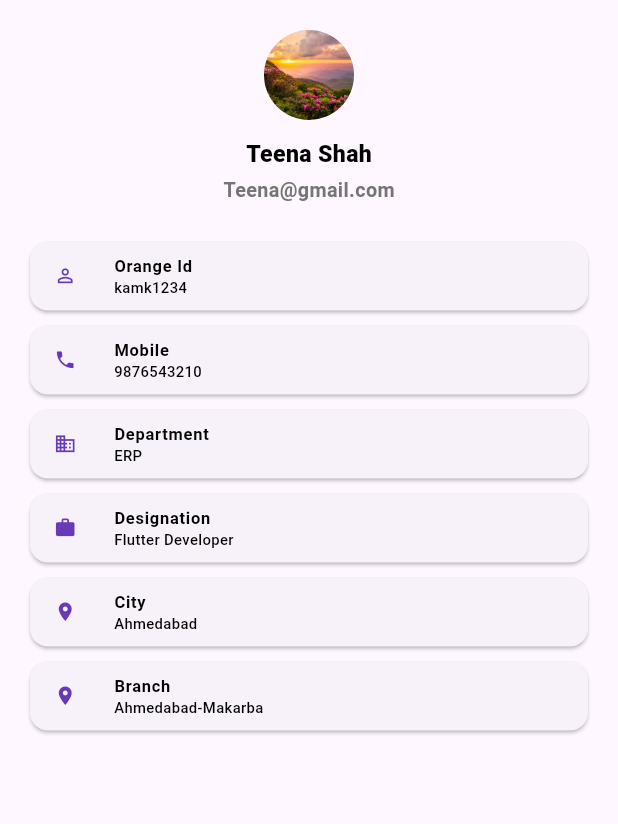
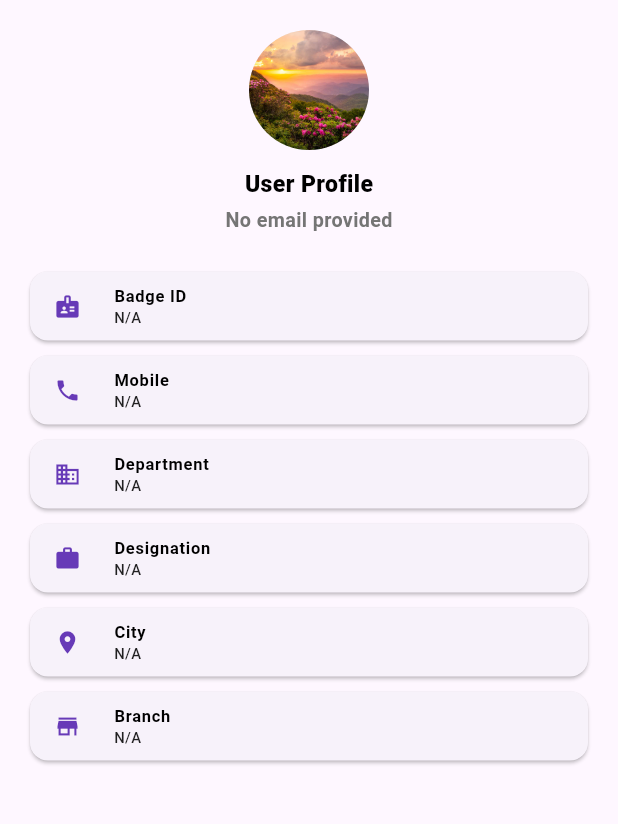
Before and after one commit to HarshPanchal72/ka_app, a Flutter app: the MyProfileScreen screen opened directly, in the side drawer, after a tap on "My Profile", on a phone screen of 412 x 824 dp, the part 75-899 px from its top. Run offline on Flutter 3.47's test engine with Material 3 defaults, Android fonts, the phone set to English and light mode, and no system bars; our stand-ins replace connectivity_plus, data_table_2, dio, dropdown_button2, extended_image, flutter_spinkit and 5 more; missing offline and left inert: mobile_scanner; accounts and stored records are empty.

Commit message:
Add profile picture upload, Badge ID authentication and dynamic profile screen

```diff
--- a/lib/API Manager/APIConstants.dart
+++ b/lib/API Manager/APIConstants.dart
@@ -1,7 +1,8 @@
 class ApiConstants {
 
   // Live Render server URL
-  static const String baseUrl = "https://ka-app-jd91.onrender.com/api/v1";
+  static const String serverUrl = "https://ka-app-jd91.onrender.com";
+  static const String baseUrl = "$serverUrl/api/v1";
 
 
   // Local development base URL (10.0.2.2 for Android Emulator, localhost for iOS/Web)
--- a/lib/Classes/CreateNewUserScreen.dart
+++ b/lib/Classes/CreateNewUserScreen.dart
@@ -1,5 +1,6 @@
 import 'dart:io';
 
+import 'package:dio/dio.dart';
 import 'package:flutter/material.dart';
 import 'package:image_picker/image_picker.dart';
 import 'package:ka_app/Classes/SideMenu.dart';
@@ -482,9 +483,8 @@ class CreateNewUserScreenState extends State<CreateNewUserScreen> {
   Future<void> callCreateUserApi() async {
     try {
       final api = ApiService();
-      final response = await api.postApi(
-        endpoint: ApiConstants.createUser + "/json",
-        param: {
+
+      Map<String, dynamic> formMap = {
         "username": userNameController.text.trim(),
         "password": passwordController.text.trim(),
         "role": "User",
@@ -495,7 +495,21 @@ class CreateNewUserScreenState extends State<CreateNewUserScreen> {
         "city": selectCity.value ?? '',
         "department": selectDepartment.value ?? '',
         "designation": selectDesignation.value ?? '',
-        },
+      };
+
+      if (selectedImage != null) {
+        String fileName = selectedImage!.path.split('/').last;
+        formMap["file"] = await MultipartFile.fromFile(
+          selectedImage!.path,
+          filename: fileName,
+        );
+      }
+
+      FormData formData = FormData.fromMap(formMap);
+
+      final response = await api.postFormDataApi(
+        endpoint: ApiConstants.createUser,
+        formData: formData,
       );
 
       CommonClass.hideLoader(context);
--- a/lib/Classes/MyProfileScreen.dart
+++ b/lib/Classes/MyProfileScreen.dart
@@ -1,81 +1,132 @@
 import 'package:flutter/cupertino.dart';
 import 'package:flutter/material.dart';
+import '../API Manager/APIConstants.dart';
 import '../Resources/AppText.dart';
 import '../Resources/SizeConfig.dart';
 import 'SideMenu.dart';
 import 'common_class.dart';
 
-class MyProfileScreen extends StatelessWidget {
+class MyProfileScreen extends StatefulWidget {
   const MyProfileScreen({super.key});
 
   @override
+  State<MyProfileScreen> createState() => _MyProfileScreenState();
+}
+
+class _MyProfileScreenState extends State<MyProfileScreen> {
+  Map<String, String> userData = {};
+  bool isLoading = true;
+
+  @override
+  void initState() {
+    super.initState();
+    loadProfileData();
+  }
+
+  Future<void> loadProfileData() async {
+    userData = await CommonClass().getUserData();
+    setState(() {
+      isLoading = false;
+    });
+  }
+
+  ImageProvider getProfileImage(String? pictureUrl) {
+    if (pictureUrl != null && pictureUrl.isNotEmpty) {
+      String fullUrl = pictureUrl.startsWith("http")
+          ? pictureUrl
+          : "${ApiConstants.serverUrl}$pictureUrl";
+      return NetworkImage(fullUrl);
+    }
+    return const AssetImage("assets/images/profile.jpg");
+  }
+
+  @override
   Widget build(BuildContext context) {
+    String username = userData["username"] ?? "";
+    String email = userData["email"] ?? "";
+    String mobile = userData["mobile"] ?? "";
+    String department = userData["department"] ?? "";
+    String designation = userData["designation"] ?? "";
+    String city = userData["city"] ?? "";
+    String branch = userData["branch"] ?? "";
+    String company = userData["company"] ?? "";
+    String profilePicture = userData["profile_picture"] ?? "";
+
     return Scaffold(
-      drawer: SideMenu(),
+      drawer: const SideMenu(),
       appBar: CommonClass().commonAppBar(title: "My Profile", toolbarHeight: 50),
-      body: SingleChildScrollView(
+      body: isLoading
+          ? const Center(child: CircularProgressIndicator(color: Colors.deepPurple))
+          : SingleChildScrollView(
               padding: const EdgeInsets.all(20),
               child: Column(
                 children: [
-            const CircleAvatar(
-              radius: 30,
-              backgroundImage: AssetImage("assets/images/profile.jpg"),
+                  CircleAvatar(
+                    radius: 40,
+                    backgroundColor: Colors.grey.shade200,
+                    backgroundImage: getProfileImage(profilePicture),
                   ),
                   const SizedBox(height: 12),
 
-            AppText(text:"Teena Shah", fontSize: SizeConfig.getFont(14), fontWeight: FontWeight.w800, color: Colors.black),
+                  AppText(
+                    text: username.isNotEmpty ? username : "User Profile",
+                    fontSize: SizeConfig.getFont(14),
+                    fontWeight: FontWeight.w800,
+                    color: Colors.black,
+                  ),
                   const SizedBox(height: 3),
-            AppText(text:"Teena@gmail.com", fontSize: SizeConfig.getFont(12), fontWeight: FontWeight.w600, color: Colors.grey.shade600),
+                  AppText(
+                    text: email.isNotEmpty ? email : "No email provided",
+                    fontSize: SizeConfig.getFont(12),
+                    fontWeight: FontWeight.w600,
+                    color: Colors.grey.shade600,
+                  ),
                   const SizedBox(height: 25),
 
                   profileTile(
-              Icons.perm_identity_sharp,
-              "Orange Id",
-              "kamk1234",
+                    Icons.badge,
+                    "Badge ID",
+                    username.isNotEmpty ? username : "N/A",
                   ),
 
                   profileTile(
                     Icons.phone,
                     "Mobile",
-              "9876543210",
+                    mobile.isNotEmpty ? mobile : "N/A",
                   ),
 
                   profileTile(
                     Icons.business,
                     "Department",
-              "ERP",
+                    department.isNotEmpty ? department : "N/A",
                   ),
 
                   profileTile(
                     Icons.work,
                     "Designation",
-              "Flutter Developer",
+                    designation.isNotEmpty ? designation : "N/A",
                   ),
 
                   profileTile(
                     Icons.location_on,
                     "City",
-              "Ahmedabad",
+                    city.isNotEmpty ? city : "N/A",
                   ),
 
                   profileTile(
-              Icons.location_on,
+                    Icons.store,
                     "Branch",
-              "Ahmedabad-Makarba",
+                    branch.isNotEmpty ? branch : "N/A",
+                  ),
+
+                  if (company.isNotEmpty)
+                    profileTile(
+                      Icons.domain,
+                      "Company",
+                      company,
                     ),
 
                   const SizedBox(height: 20),
-
-            // CommonClass().commonWhiteButton(
-            //   text: "Edit", width: 75, height: 35,
-            //   icon: Icons.edit,
-            //   onPressed: () {
-            //    // if (formKey.currentState!.validate()) {
-            //
-            //     //}
-            //   },
-            // ),
-
                 ],
               ),
             ),
@@ -86,10 +137,20 @@ class MyProfileScreen extends StatelessWidget {
     return Card(
       margin: const EdgeInsets.only(bottom: 10),
       child: ListTile(
-        leading: Icon(icon, color: Colors.deepPurple, size: 15,),
+        leading: Icon(icon, color: Colors.deepPurple, size: 18),
         minTileHeight: 15,
-        title: AppText(text: title, fontSize: SizeConfig.getFont(10), fontWeight: FontWeight.w600, color: Colors.black,),
-        subtitle: AppText(text: value, fontSize: SizeConfig.getFont(09), fontWeight: FontWeight.w500, color: Colors.black,),
+        title: AppText(
+          text: title,
+          fontSize: SizeConfig.getFont(10),
+          fontWeight: FontWeight.w600,
+          color: Colors.black,
+        ),
+        subtitle: AppText(
+          text: value,
+          fontSize: SizeConfig.getFont(09),
+          fontWeight: FontWeight.w500,
+          color: Colors.black87,
+        ),
       ),
     );
   }
--- a/lib/Classes/SideMenu.dart
+++ b/lib/Classes/SideMenu.dart
@@ -8,6 +8,7 @@ import 'package:ka_app/Classes/MyProfileScreen.dart';
 import 'package:ka_app/Classes/NewQueryScreen.dart';
 import 'package:ka_app/Classes/QueryListScreen.dart';
 import 'package:ka_app/Classes/WelcomeScreen.dart';
+import '../API Manager/APIConstants.dart';
 import '../Resources/AppText.dart';
 import '../Resources/SizeConfig.dart';
 import 'common_class.dart';
@@ -23,6 +24,7 @@ class _SideMenuState extends State<SideMenu> {
   String heading = "";
   String user = "";
   String screen = "";
+  String profilePicture = "";
 
   @override
   void initState() {
@@ -37,7 +39,9 @@ class _SideMenuState extends State<SideMenu> {
     setState(() {});
   }
   Future<void> loadUser() async {
-    user = await CommonClass().getUser();
+    Map<String, String> data = await CommonClass().getUserData();
+    user = data["username"] ?? "";
+    profilePicture = data["profile_picture"] ?? "";
     setState(() {});
   }
 
@@ -73,7 +77,12 @@ class _SideMenuState extends State<SideMenu> {
                 children: [
                    CircleAvatar(
                     radius: 35,
-                    backgroundImage: AssetImage("assets/images/profile.jpg"),
+                    backgroundColor: Colors.white24,
+                    backgroundImage: (profilePicture.isNotEmpty)
+                        ? NetworkImage(profilePicture.startsWith("http")
+                            ? profilePicture
+                            : "${ApiConstants.serverUrl}$profilePicture")
+                        : const AssetImage("assets/images/profile.jpg") as ImageProvider,
                   ),
                    SizedBox(height: 10),
                    AppText(
--- a/lib/Classes/WelcomeScreen.dart
+++ b/lib/Classes/WelcomeScreen.dart
@@ -331,11 +331,11 @@ class _WelcomeScreenState extends State<WelcomeScreen> with SingleTickerProvider
                         child: Column(
                         mainAxisSize: MainAxisSize.min,
                         children: [
-                          CommonClass().customTextField("$name Name", userNameController, isMandatory: true,
-                            prefixIcon: Icons.person, width: screenWidth,
+                          CommonClass().customTextField("Badge ID", userNameController, isMandatory: true,
+                            prefixIcon: Icons.badge, width: screenWidth,
                             validator: (value) {
                               if (value == null || value.trim().isEmpty) {
-                                return "Please enter $name Name";
+                                return "Please enter Badge ID";
                               }
                               return null;
                             }, context: context),
@@ -374,7 +374,7 @@ class _WelcomeScreenState extends State<WelcomeScreen> with SingleTickerProvider
                             onPressed: () {
                               if (formKey.currentState!.validate()) {
                                 CommonClass.showLoader(context);
-                                callAPILogin(userNameController.text, passwordController.text, name);
+                                callAPILogin(userNameController.text.trim(), passwordController.text.trim(), name);
                               }
                             },
                           ),
@@ -411,7 +411,12 @@ class _WelcomeScreenState extends State<WelcomeScreen> with SingleTickerProvider
         CommonClass().setHeading(heading);
         CommonClass().setUser(username);
 
-        Future.delayed(const Duration(seconds: 2), () {
+        if (response.data is Map && response.data['user'] != null) {
+          Map<String, dynamic> userMap = Map<String, dynamic>.from(response.data['user']);
+          await CommonClass().setUserData(userMap);
+        }
+
+        Future.delayed(const Duration(seconds: 1), () {
           CommonClass.showSnackBar(
               context, message: "$heading Login Successfully", textColor: Colors.deepPurple);
           Navigator.pop(context);
@@ -422,20 +427,25 @@ class _WelcomeScreenState extends State<WelcomeScreen> with SingleTickerProvider
         (heading == "User") ? CommonClass().setScreen("users") : CommonClass().setScreen("manager");
 
       } else {
-        Future.delayed(const Duration(seconds: 2), () {
-          CommonClass.hideLoader(context);
-          CommonClass.showSnackBar(
-            context,
-            message: "Login Failed",
-          );
-        });
+        CommonClass.hideLoader(context);
+        String errorMsg = response.data is Map && response.data['detail'] != null
+            ? response.data['detail']
+            : "Invalid Badge ID or Password";
+        CommonClass.showSnackBar(
+          context,
+          message: errorMsg,
+          backgroundColor: Colors.red,
+          textColor: Colors.white,
+        );
       }
     } catch (e) {
       CommonClass.hideLoader(context);
 
       CommonClass.showSnackBar(
         context,
-        message: "Something went wrong",
+        message: "Invalid Badge ID or Password",
+        backgroundColor: Colors.red,
+        textColor: Colors.white,
       );
 
       print("Error: $e");
--- a/lib/Classes/common_class.dart
+++ b/lib/Classes/common_class.dart
@@ -50,6 +50,38 @@ class CommonClass {
   Future<void> setUser(String user) async {
     final prefs = await SharedPreferences.getInstance();
     await prefs.setString("user", user);
+  }
+
+  Future<void> setUserData(Map<String, dynamic> userMap) async {
+    final prefs = await SharedPreferences.getInstance();
+    await prefs.setString("user", userMap["username"] ?? "");
+    await prefs.setString("user_email", userMap["email"] ?? "");
+    await prefs.setString("user_mobile", userMap["mobile"] ?? "");
+    await prefs.setString("user_company", userMap["company"] ?? "");
+    await prefs.setString("user_branch", userMap["branch"] ?? "");
+    await prefs.setString("user_city", userMap["city"] ?? "");
+    await prefs.setString("user_department", userMap["department"] ?? "");
+    await prefs.setString("user_designation", userMap["designation"] ?? "");
+    await prefs.setString("user_reporting_manager", userMap["reporting_manager"] ?? "");
+    await prefs.setString("user_profile_picture", userMap["profile_picture"] ?? "");
+    await prefs.setString("user_role", userMap["role"] ?? "");
+  }
+
+  Future<Map<String, String>> getUserData() async {
+    final prefs = await SharedPreferences.getInstance();
+    return {
+      "username": prefs.getString("user") ?? "",
+      "email": prefs.getString("user_email") ?? "",
+      "mobile": prefs.getString("user_mobile") ?? "",
+      "company": prefs.getString("user_company") ?? "",
+      "branch": prefs.getString("user_branch") ?? "",
+      "city": prefs.getString("user_city") ?? "",
+      "department": prefs.getString("user_department") ?? "",
+      "designation": prefs.getString("user_designation") ?? "",
+      "reporting_manager": prefs.getString("user_reporting_manager") ?? "",
+      "profile_picture": prefs.getString("user_profile_picture") ?? "",
+      "role": prefs.getString("user_role") ?? "",
+    };
   }
 
   Future<String> getScreen() async {
```
Also changed, not shown: 1 other file. Lines whose indentation alone changed are shown as unchanged.
